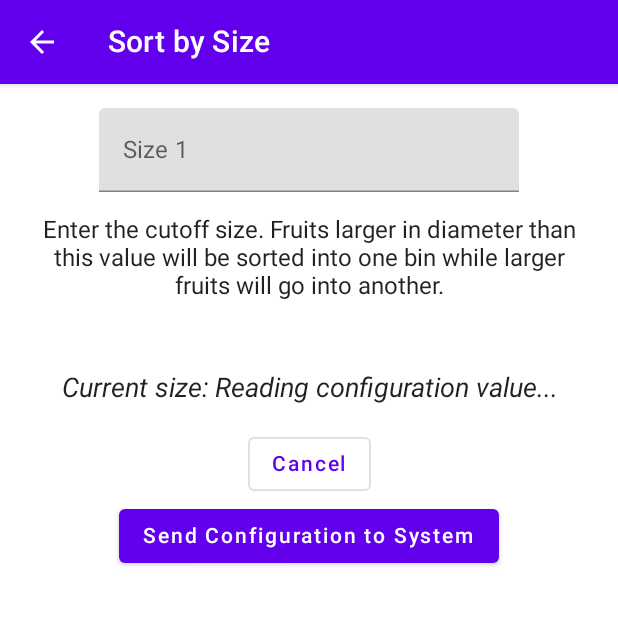
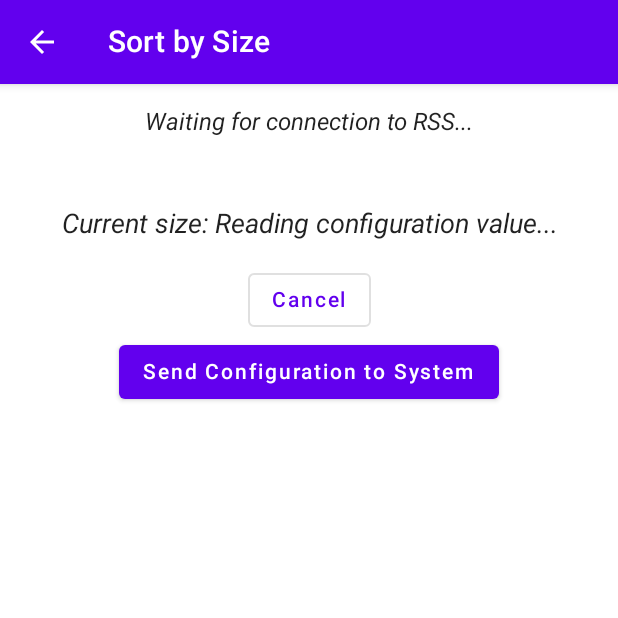
Before and after one commit to tamu-edu-students/Robotic-Sorting-System-Android-App, an Android app built with Jetpack Compose: the SizeSortingScreen screen opened through its navigation route, on a phone screen of 412 x 824 dp, the top half of it. Run offline under Robolectric (Android 15) with nearby library versions, the phone set to English and light mode, and no system bars; our stand-ins replace Dagger/Hilt's generated code.

Commit message:
Updated size sorting screen to prevent configuration changes while not connected to the RSS

```diff
--- a/app/src/main/java/com/example/roboticsortingsystem/ui/theme/SizeSortingScreen.kt
+++ b/app/src/main/java/com/example/roboticsortingsystem/ui/theme/SizeSortingScreen.kt
@@ -152,6 +152,8 @@ fun SizeSortingScreen (
             verticalArrangement = Arrangement.Top
         ) {
             // Size 1 input box
+            // Only show if connected to RSS
+            if (bleConnectionState == ConnectionState.Connected) {
                 InputBox(
                     label = R.string.size_size1_box_label,
                     entry = size1Input,
@@ -176,6 +178,12 @@ fun SizeSortingScreen (
                     text = stringResource(id = R.string.size_size1_solo_box_info),
                     textAlign = TextAlign.Center
                 )
+            } else {
+                Text(
+                    text = "Waiting for connection to RSS...",
+                    fontStyle = FontStyle.Italic
+                )
+            }
             Spacer(modifier = Modifier.height(32.dp))
             // Persistent column for current size
             Column(
```
Lines whose indentation alone changed are shown as unchanged.
